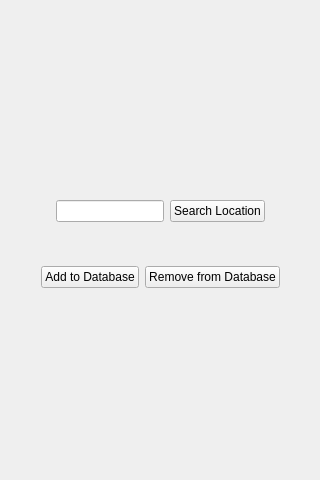
The window that mainwindow.ui (emiliosku/weather-checker) describes before a commit, drawn with Qt 5.
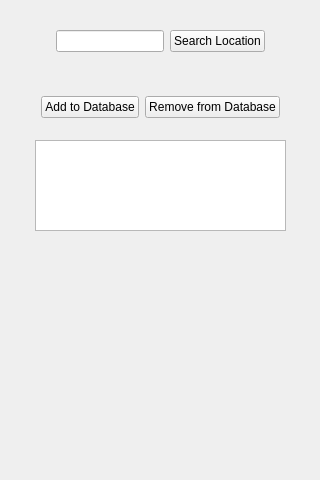
The same window after the commit.

Patch:
```diff
--- a/mainwindow.ui
+++ b/mainwindow.ui
@@ -14,11 +14,11 @@
    <string>MainWindow</string>
   </property>
   <widget class="QWidget" name="centralwidget">
-   <widget class="QWidget" name="">
+   <widget class="QWidget" name="layoutWidget">
     <property name="geometry">
      <rect>
       <x>0</x>
-      <y>200</y>
+      <y>30</y>
       <width>321</width>
       <height>88</height>
      </rect>
@@ -132,6 +132,47 @@
      </item>
     </layout>
    </widget>
+   <widget class="QWidget" name="layoutWidget">
+    <property name="geometry">
+     <rect>
+      <x>0</x>
+      <y>140</y>
+      <width>321</width>
+      <height>91</height>
+     </rect>
+    </property>
+    <layout class="QHBoxLayout" name="horizontalLayout_3">
+     <item>
+      <spacer name="horizontalSpacer_5">
+       <property name="orientation">
+        <enum>Qt::Orientation::Horizontal</enum>
+       </property>
+       <property name="sizeHint" stdset="0">
+        <size>
+         <width>40</width>
+         <height>20</height>
+        </size>
+       </property>
+      </spacer>
+     </item>
+     <item>
+      <widget class="QListWidget" name="l_database"/>
+     </item>
+     <item>
+      <spacer name="horizontalSpacer_6">
+       <property name="orientation">
+        <enum>Qt::Orientation::Horizontal</enum>
+       </property>
+       <property name="sizeHint" stdset="0">
+        <size>
+         <width>40</width>
+         <height>20</height>
+        </size>
+       </property>
+      </spacer>
+     </item>
+    </layout>
+   </widget>
   </widget>
  </widget>
  <resources/>
```
